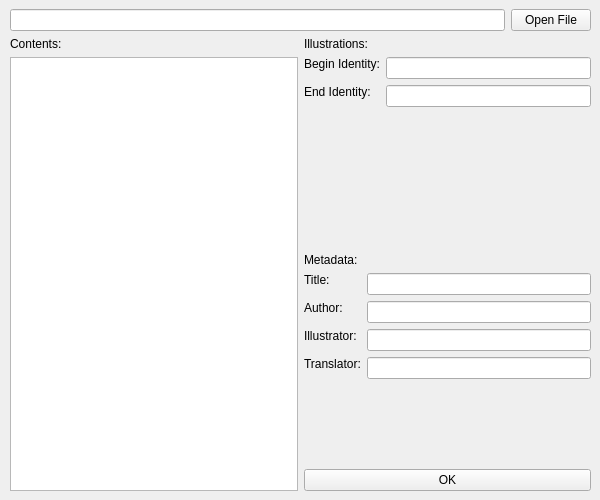
Qt form layout.ui (Myuki/simplepub.py) before a commit.
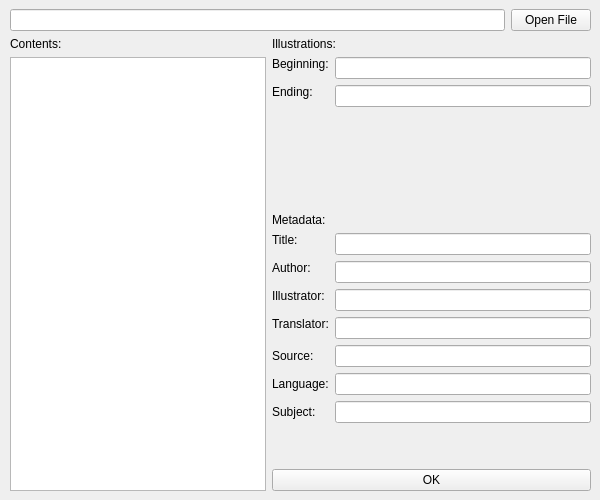
The same form after that commit.

What changed in the file:
```diff
--- a/layout.ui
+++ b/layout.ui
@@ -13,6 +13,15 @@
   <property name="windowTitle">
    <string>simplepub.py</string>
   </property>
+  <property name="styleSheet">
+   <string notr="true">font: 10pt &quot;Calibri&quot;;
+font:10pt &quot;MS PGothic&quot;;
+font: 10pt &quot;Microsoft YaHei&quot;;
+font: 9pt &quot;Noto Sans&quot;;
+font: 9pt &quot;Noto Sans CJK TC&quot;;
+font: 9pt &quot;Noto Sans CJK SC&quot;;
+font: 9pt &quot;Noto Sans CJK JP&quot;;</string>
+  </property>
   <property name="locale">
    <locale language="English" country="UnitedStates"/>
   </property>
@@ -178,7 +187,7 @@
                </sizepolicy>
               </property>
               <property name="text">
-               <string>Begin Identity:</string>
+               <string>Beginning:</string>
               </property>
              </widget>
             </item>
@@ -201,7 +210,7 @@
                </sizepolicy>
               </property>
               <property name="text">
-               <string>End Identity:</string>
+               <string>Ending:</string>
               </property>
              </widget>
             </item>
@@ -340,6 +349,36 @@
               </property>
              </widget>
             </item>
+            <item row="4" column="0">
+             <widget class="QLabel" name="sourceLabel">
+              <property name="text">
+               <string>Source:</string>
+              </property>
+             </widget>
+            </item>
+            <item row="4" column="1">
+             <widget class="QLineEdit" name="sourceLineEdit"/>
+            </item>
+            <item row="5" column="0">
+             <widget class="QLabel" name="languageLabel">
+              <property name="text">
+               <string>Language:</string>
+              </property>
+             </widget>
+            </item>
+            <item row="5" column="1">
+             <widget class="QLineEdit" name="languageLineEdit"/>
+            </item>
+            <item row="6" column="1">
+             <widget class="QLineEdit" name="subjectLineEdit"/>
+            </item>
+            <item row="6" column="0">
+             <widget class="QLabel" name="subjectLabel">
+              <property name="text">
+               <string>Subject:</string>
+              </property>
+             </widget>
+            </item>
            </layout>
           </item>
           <item>
```
Left out of the diff: 12 changed lines with no effect on the pictures.
